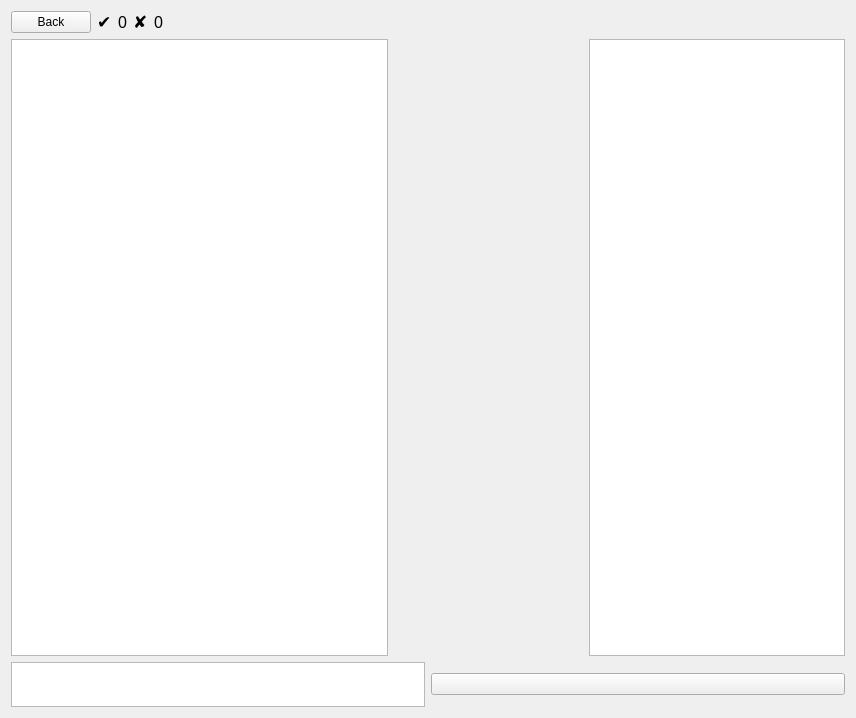
Old version of the form src/gui/lltutorwindow.ui in the repository jose-rZM/SyntaxTutor.
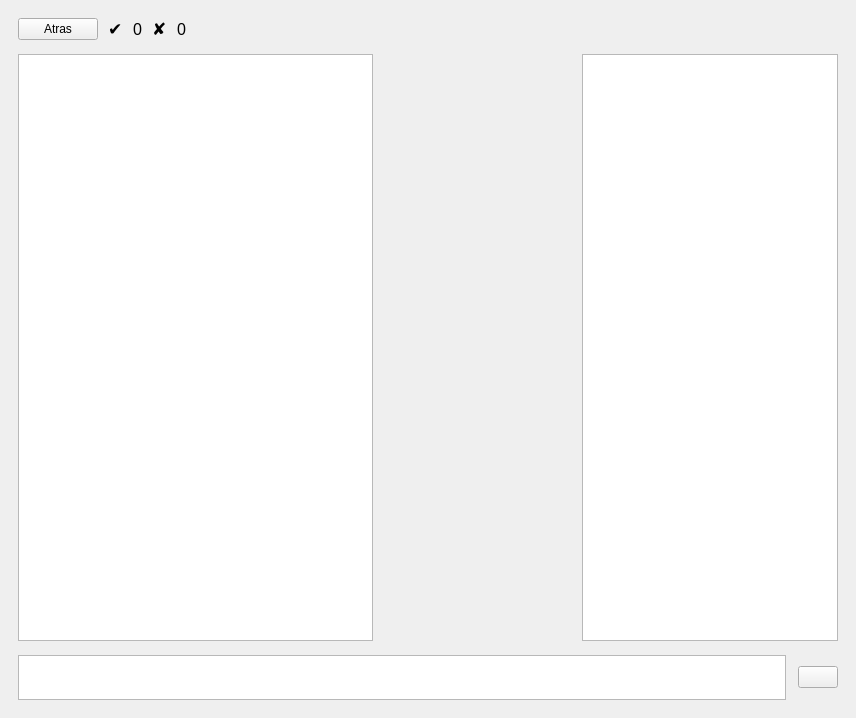
New version of the form. Icons and pictures are not drawn. Custom widgets are drawn as their Qt base class.

What changed in the file:
```diff
--- a/src/gui/lltutorwindow.ui
+++ b/src/gui/lltutorwindow.ui
@@ -18,15 +18,33 @@
     <normaloff>:/resources/syntaxtutor.png</normaloff>:/resources/syntaxtutor.png</iconset>
   </property>
   <layout class="QVBoxLayout" name="verticalLayout">
+   <property name="spacing">
+    <number>14</number>
+   </property>
+   <property name="leftMargin">
+    <number>18</number>
+   </property>
+   <property name="topMargin">
+    <number>18</number>
+   </property>
+   <property name="rightMargin">
+    <number>18</number>
+   </property>
+   <property name="bottomMargin">
+    <number>18</number>
+   </property>
    <item>
      <layout class="QHBoxLayout" name="horizontalLayout_3">
+      <property name="spacing">
+       <number>10</number>
+      </property>
       <item>
        <widget class="QPushButton" name="backButton">
         <property name="cursor">
          <cursorShape>PointingHandCursor</cursorShape>
         </property>
         <property name="text">
-         <string>Back</string>
+          <string>Atras</string>
         </property>
        </widget>
       </item>
@@ -128,6 +146,9 @@
    </item>
    <item>
     <layout class="QHBoxLayout" name="horizontalLayout_4">
+      <property name="spacing">
+       <number>16</number>
+      </property>
       <item>
        <widget class="QListWidget" name="listWidget">
         <property name="sizePolicy">
@@ -165,6 +186,12 @@
    </item>
    <item>
     <layout class="QHBoxLayout" name="horizontalLayout">
+      <property name="spacing">
+       <number>12</number>
+      </property>
+      <property name="alignment">
+       <set>Qt::AlignVCenter</set>
+      </property>
       <item>
        <widget class="CustomTextEdit" name="userResponse">
         <property name="sizePolicy">
@@ -189,6 +216,12 @@
       </item>
       <item>
        <widget class="QPushButton" name="confirmButton">
+         <property name="sizePolicy">
+          <sizepolicy hsizetype="Fixed" vsizetype="Fixed">
+           <horstretch>0</horstretch>
+           <verstretch>0</verstretch>
+          </sizepolicy>
+         </property>
         <property name="cursor">
          <cursorShape>PointingHandCursor</cursorShape>
         </property>
```
Lines whose indentation alone changed are shown as unchanged.
